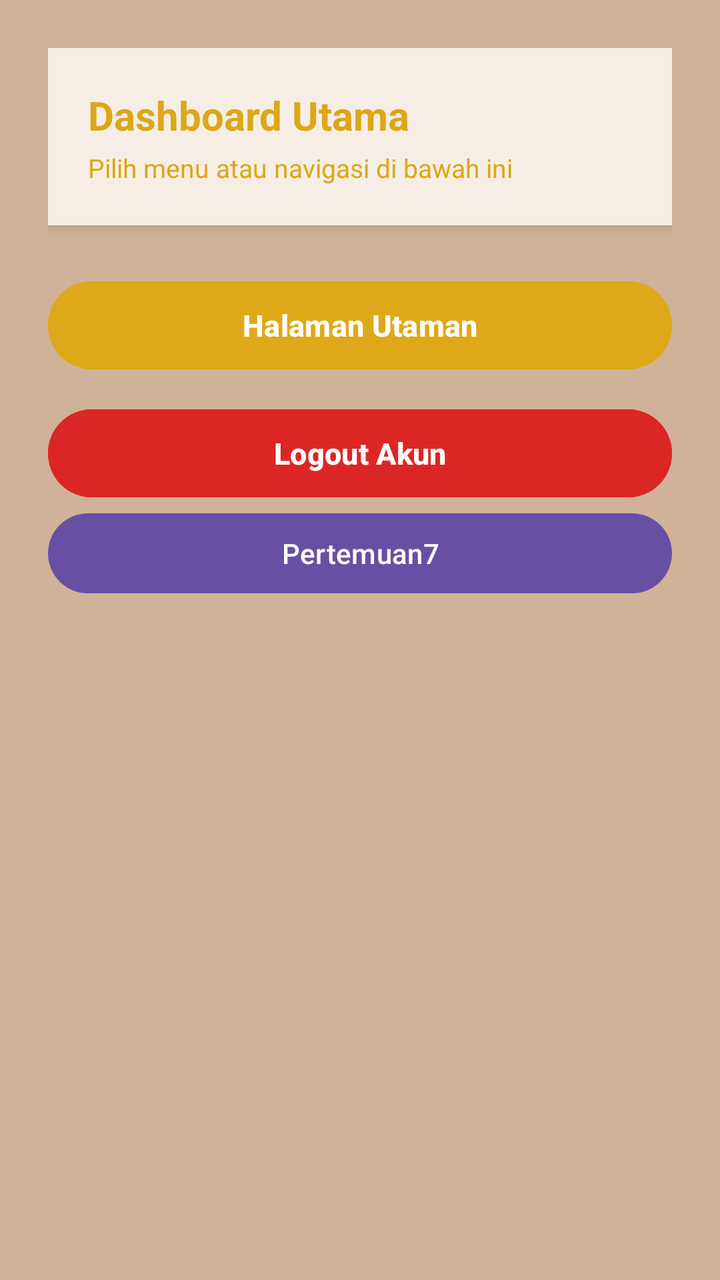
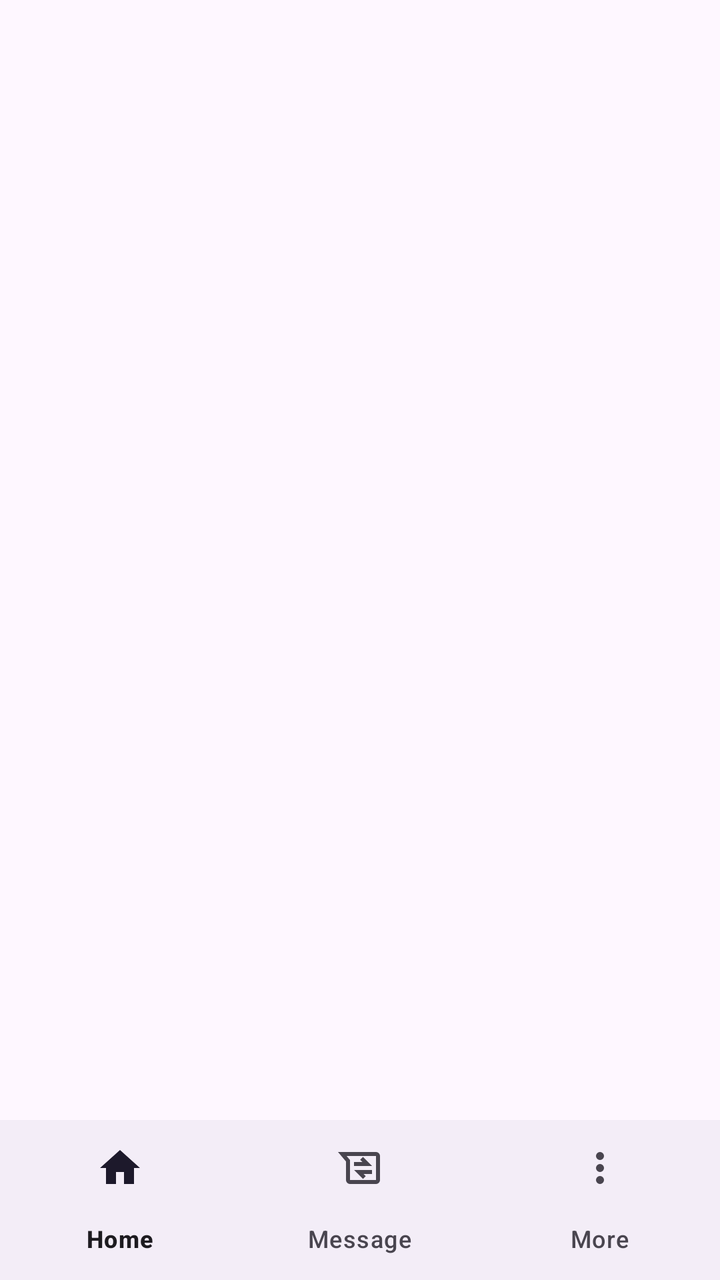

Two renders of the same Android screen: before a commit and after it. Below are the layout's source before the change and the commit's diff.
<!-- AndroidManifest.xml: application theme Theme.TIF_Wulandari -->
<!-- res/layout/activity_main.xml -->
<?xml version="1.0" encoding="utf-8"?>
<LinearLayout xmlns:android="http://schemas.android.com/apk/res/android"
    xmlns:tools="http://schemas.android.com/tools"
    android:id="@+id/main"
    android:layout_width="match_parent"
    android:layout_height="match_parent"
    android:orientation="vertical"
    android:background="#D0B298"
    android:padding="24dp"
    tools:context=".MainActivity">

    
    <LinearLayout
        android:layout_width="match_parent"
        android:layout_height="wrap_content"
        android:orientation="vertical"
        android:background="#F6EEE5"
        android:padding="20dp"
        android:elevation="4dp"
        android:layout_marginBottom="24dp">

        <TextView
            android:layout_width="wrap_content"
            android:layout_height="wrap_content"
            android:text="Dashboard Utama"
            android:textSize="20sp"
            android:textStyle="bold"
            android:textColor="#DCA718" />

        <TextView
            android:layout_width="wrap_content"
            android:layout_height="wrap_content"
            android:text="Pilih menu atau navigasi di bawah ini"
            android:textSize="13sp"
            android:textColor="#DCA718"
            android:layout_marginTop="4dp" />
    </LinearLayout>

    
    <Button
        android:id="@+id/btnPertemuan4"
        android:layout_width="match_parent"
        android:layout_height="52dp"
        android:text="Halaman Utaman"
        android:textSize="15sp"
        android:textStyle="bold"
        android:textColor="#FFFFFF"
        android:backgroundTint="#DEA818"
        android:layout_marginBottom="12dp" />

    
    <Button
        android:id="@+id/btnLogout"
        android:layout_width="match_parent"
        android:layout_height="52dp"
        android:text="Logout Akun"
        android:textSize="15sp"
        android:textStyle="bold"
        android:textColor="#FFFFFF"
        android:backgroundTint="#DC2626" />

    <Button
        android:id="@+id/btnSeven"
        android:layout_width="match_parent"
        android:layout_height="wrap_content"
        android:text="Pertemuan7" />

</LinearLayout>
<!-- resources referenced by this layout -->
<resources>
  <style name="Theme.TIF_Wulandari" parent="Base.Theme.TIF_Wulandari" />
  <style name="Base.Theme.TIF_Wulandari" parent="Theme.Material3.DayNight.NoActionBar">
          
          
      </style>
</resources>

<!-- the commit's change to res/layout/activity_main.xml (unified diff, before → after) -->
@@ -1,68 +1,26 @@
 <?xml version="1.0" encoding="utf-8"?>
-<LinearLayout xmlns:android="http://schemas.android.com/apk/res/android"
-    xmlns:tools="http://schemas.android.com/tools"
+<androidx.constraintlayout.widget.ConstraintLayout xmlns:android="http://schemas.android.com/apk/res/android"
+    xmlns:app="http://schemas.android.com/apk/res-auto"
     android:id="@+id/main"
     android:layout_width="match_parent"
-    android:layout_height="match_parent"
-    android:orientation="vertical"
-    android:background="#D0B298"
-    android:padding="24dp"
-    tools:context=".MainActivity">
+    android:layout_height="match_parent">
 
-    
-    <LinearLayout
-        android:layout_width="match_parent"
+    <FrameLayout
+        android:id="@+id/fragmentContainer"
+        android:layout_width="0dp"
+        android:layout_height="0dp"
+        app:layout_constraintBottom_toTopOf="@id/bottomNavigation"
+        app:layout_constraintEnd_toEndOf="parent"
+        app:layout_constraintStart_toStartOf="parent"
+        app:layout_constraintTop_toTopOf="parent" />
+
+    <com.google.android.material.bottomnavigation.BottomNavigationView
+        android:id="@+id/bottomNavigation"
+        android:layout_width="0dp"
         android:layout_height="wrap_content"
-        android:orientation="vertical"
-        android:background="#F6EEE5"
-        android:padding="20dp"
-        android:elevation="4dp"
-        android:layout_marginBottom="24dp">
+        app:layout_constraintBottom_toBottomOf="parent"
+        app:layout_constraintEnd_toEndOf="parent"
+        app:layout_constraintStart_toStartOf="parent"
+        app:menu="@menu/bottom_nav_menu" />
 
-        <TextView
-            android:layout_width="wrap_content"
-            android:layout_height="wrap_content"
-            android:text="Dashboard Utama"
-            android:textSize="20sp"
-            android:textStyle="bold"
-            android:textColor="#DCA718" />
-
-        <TextView
-            android:layout_width="wrap_content"
-            android:layout_height="wrap_content"
-            android:text="Pilih menu atau navigasi di bawah ini"
-            android:textSize="13sp"
-            android:textColor="#DCA718"
-            android:layout_marginTop="4dp" />
-    </LinearLayout>
-
-    
-    <Button
-        android:id="@+id/btnPertemuan4"
-        android:layout_width="match_parent"
-        android:layout_height="52dp"
-        android:text="Halaman Utaman"
-        android:textSize="15sp"
-        android:textStyle="bold"
-        android:textColor="#FFFFFF"
-        android:backgroundTint="#DEA818"
-        android:layout_marginBottom="12dp" />
-
-    
-    <Button
-        android:id="@+id/btnLogout"
-        android:layout_width="match_parent"
-        android:layout_height="52dp"
-        android:text="Logout Akun"
-        android:textSize="15sp"
-        android:textStyle="bold"
-        android:textColor="#FFFFFF"
-        android:backgroundTint="#DC2626" />
-
-    <Button
-        android:id="@+id/btnSeven"
-        android:layout_width="match_parent"
-        android:layout_height="wrap_content"
-        android:text="Pertemuan7" />
-
-</LinearLayout>
+</androidx.constraintlayout.widget.ConstraintLayout>
